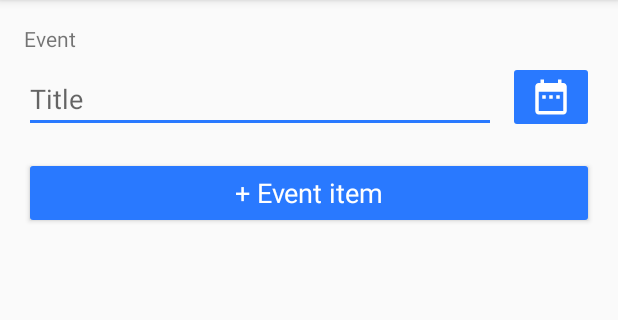
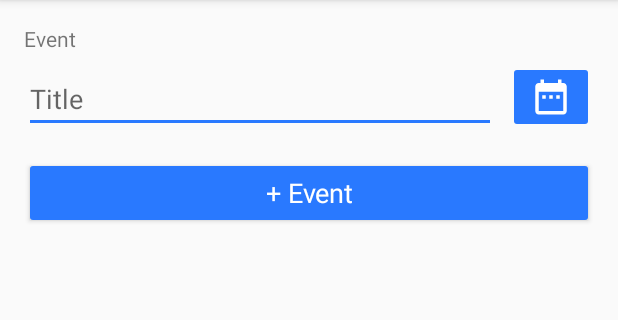
Before and after one commit to StMarysChurch/ChurchAdminApp, an Android app: the AddScheduleActivity screen opened directly, with no data from a screen before it, on a phone screen of 412 x 824 dp, the part 84-404 px from its top. Run offline under Robolectric (Android 15) with nearby library versions, the light colour scheme and no system bars; our stand-ins replace Firebase (no records; nobody signed in at launch, a user with empty details on screens opened directly), data binding.

Commit message:
Simpler string

```diff
--- a/app/src/main/res/values/strings.xml
+++ b/app/src/main/res/values/strings.xml
@@ -3,7 +3,7 @@
     <string name="action_settings">Settings</string>
     <string name="activity_addscheudle_title">Event</string>
     <string name="activity_addscheudle_event_title_textview">Title</string>
-    <string name="activity_addscheudle_event_add_button">+ Event item</string>
+    <string name="activity_addscheudle_event_add_button">+ Event</string>
     <string name="save_menu">Save</string>
     <string name="sign_out_menu">Sign Out</string>
     <string name="preference_auth_status">authStatus</string>
```
